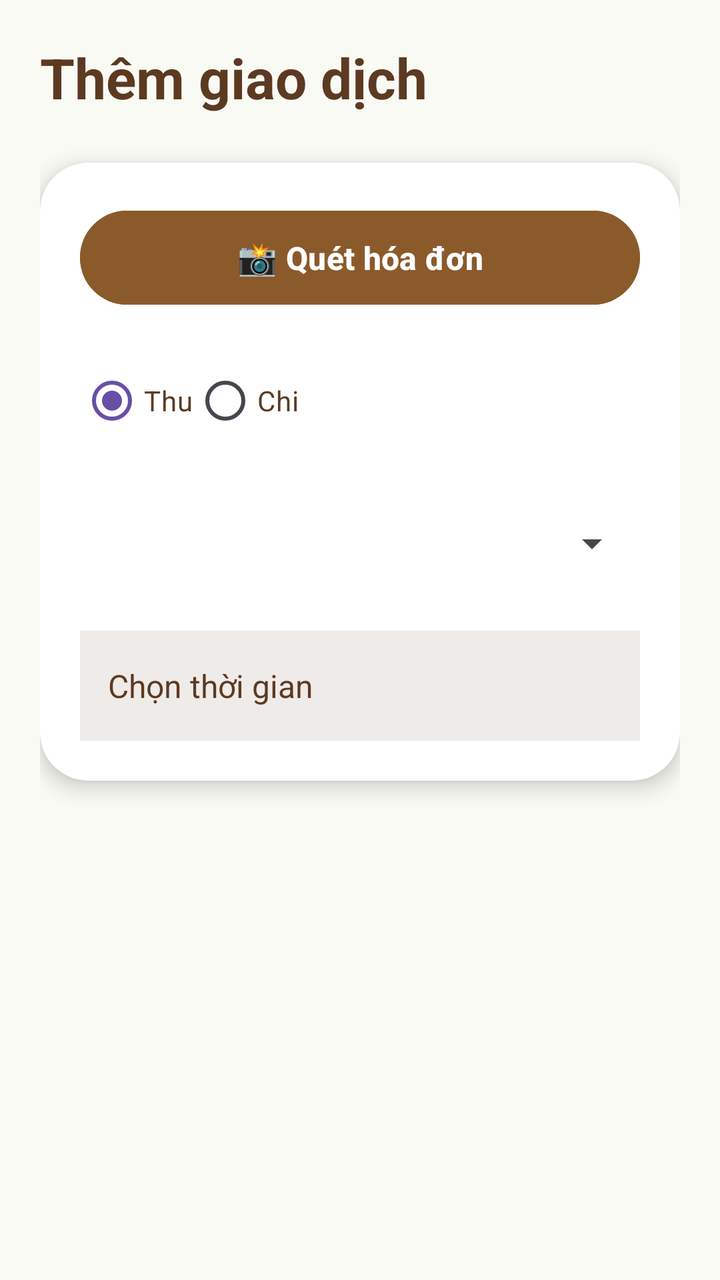
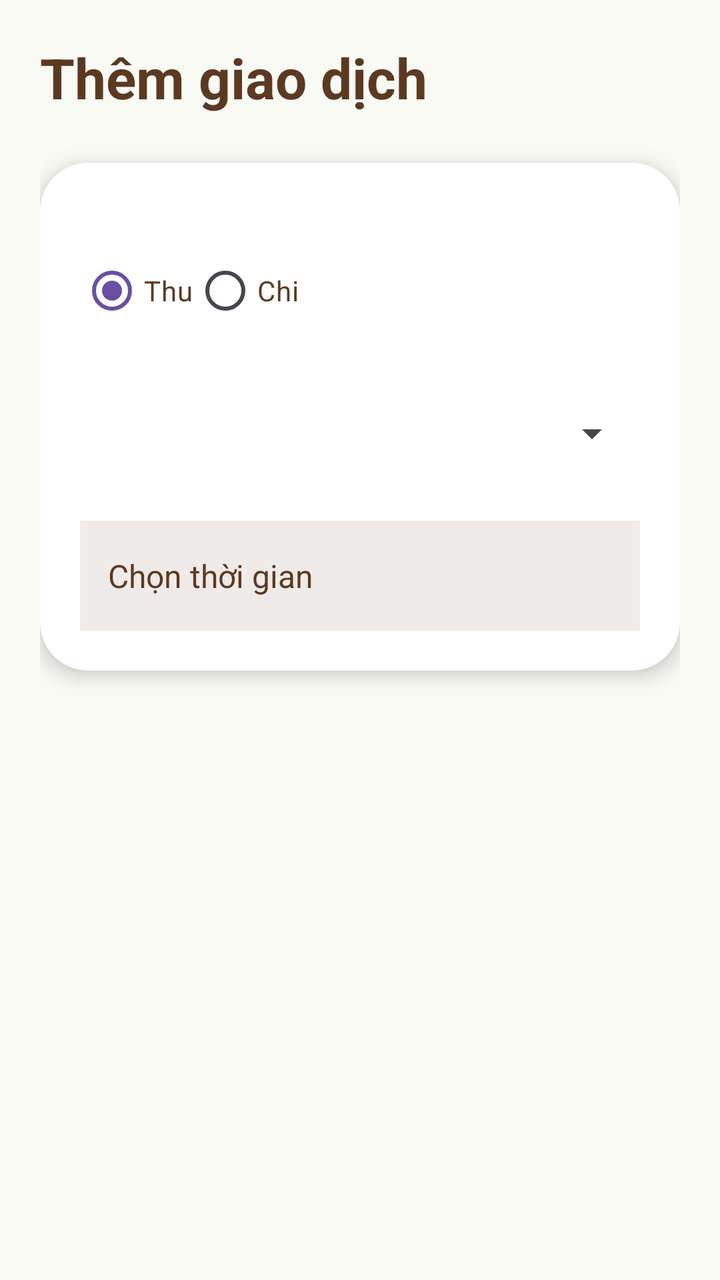

The first picture is an Android layout as it rendered before a commit; the second is the same layout after the commit. The layout source and the unified diff follow.
<!-- AndroidManifest.xml: application theme Theme.MyWallet -->
<!-- res/layout/fragment_add.xml -->
<?xml version="1.0" encoding="utf-8"?>
<androidx.core.widget.NestedScrollView
    xmlns:android="http://schemas.android.com/apk/res/android"
    xmlns:app="http://schemas.android.com/apk/res-auto"
    android:layout_width="match_parent"
    android:layout_height="match_parent"
    android:background="#FAFAFAF5"
    android:padding="20dp"
    android:fillViewport="true">

    <androidx.constraintlayout.widget.ConstraintLayout
        android:layout_width="match_parent"
        android:layout_height="wrap_content">

        <TextView
            android:id="@+id/txtTitle"
            android:layout_width="wrap_content"
            android:layout_height="wrap_content"
            android:text="Thêm giao dịch"
            android:textSize="28sp"
            android:textStyle="bold"
            android:textColor="#5C3A21"
            app:layout_constraintTop_toTopOf="parent"
            app:layout_constraintStart_toStartOf="parent"/>

        <androidx.cardview.widget.CardView
            android:id="@+id/cardForm"
            android:layout_width="0dp"
            android:layout_height="wrap_content"
            android:layout_marginTop="24dp"
            app:cardCornerRadius="24dp"
            app:cardElevation="6dp"
            android:backgroundTint="#FFFFFF"
            app:layout_constraintTop_toBottomOf="@id/txtTitle"
            app:layout_constraintStart_toStartOf="parent"
            app:layout_constraintEnd_toEndOf="parent">

            <LinearLayout
                android:layout_width="match_parent"
                android:layout_height="wrap_content"
                android:orientation="vertical"
                android:padding="20dp">

                <Button
                    android:id="@+id/btnScanInvoice"
                    android:layout_width="match_parent"
                    android:layout_height="55dp"
                    android:backgroundTint="#8B5A2B"
                    android:text="📸 Quét hóa đơn"
                    android:textAllCaps="false"
                    android:textSize="16sp"
                    android:textStyle="bold"
                    android:textColor="#FFFFFF" />

                <ProgressBar
                    android:id="@+id/progressBarScan"
                    style="?android:attr/progressBarStyleHorizontal"
                    android:layout_width="match_parent"
                    android:layout_height="wrap_content"
                    android:layout_marginTop="8dp"
                    android:indeterminate="true"
                    android:visibility="gone" />
                <RadioGroup
                    android:id="@+id/radioType"
                    android:layout_width="wrap_content"
                    android:layout_height="wrap_content"
                    android:layout_marginTop="20dp"
                    android:orientation="horizontal">

                    <RadioButton
                        android:id="@+id/rbIncome"
                        android:layout_width="wrap_content"
                        android:layout_height="wrap_content"
                        android:text="Thu"
                        android:textColor="#5C3A21"
                        android:buttonTint="#8B5A2B"
                        android:checked="true"/>

                    <RadioButton
                        android:id="@+id/rbExpense"
                        android:layout_width="wrap_content"
                        android:layout_height="wrap_content"
                        android:text="Chi"
                        android:textColor="#5C3A21"
                        android:buttonTint="#8B5A2B"/>
                </RadioGroup>

                <Spinner
                    android:id="@+id/spCategory"
                    android:layout_width="match_parent"
                    android:layout_height="55dp"
                    android:layout_marginTop="20dp"/>

                <EditText
                    android:id="@+id/edtNewCategory"
                    android:layout_width="match_parent"
                    android:layout_height="55dp"
                    android:layout_marginTop="16dp"
                    android:hint="Nhập danh mục mới"
                    android:padding="14dp"
                    android:backgroundTint="#A0522D"
                    android:textColor="#5C3A21"
                    android:textColorHint="#8A7E72"
                    android:visibility="gone"/>

                <Button
                    android:id="@+id/btnAddCategory"
                    android:layout_width="match_parent"
                    android:layout_height="55dp"
                    android:layout_marginTop="12dp"
                    android:backgroundTint="#A0522D"
                    android:text="Thêm danh mục"
                    android:textAllCaps="false"
                    android:textSize="16sp"
                    android:textStyle="bold"
                    android:textColor="#FFFFFF"
                    android:visibility="gone"/>

                <EditText
                    android:id="@+id/edtAmount"
                    android:layout_width="match_parent"
                    android:layout_height="55dp"
                    android:layout_marginTop="16dp"
                    android:hint="Nhập số tiền"
                    android:inputType="number"
                    android:padding="14dp"
                    android:backgroundTint="#A0522D"
                    android:textColor="#5C3A21"
                    android:textColorHint="#8A7E72"
                    android:visibility="gone"/>

                <EditText
                    android:id="@+id/edtNote"
                    android:layout_width="match_parent"
                    android:layout_height="55dp"
                    android:layout_marginTop="16dp"
                    android:hint="Ghi chú"
                    android:padding="14dp"
                    android:backgroundTint="#A0522D"
                    android:textColor="#5C3A21"
                    android:textColorHint="#8A7E72"
                    android:visibility="gone"/>

                <TextView
                    android:id="@+id/txtDate"
                    android:layout_width="match_parent"
                    android:layout_height="55dp"
                    android:layout_marginTop="16dp"
                    android:background="#EFEBE9"
                    android:gravity="center_vertical"
                    android:paddingHorizontal="14dp"
                    android:text="Chọn thời gian"
                    android:textColor="#5C3A21"
                    android:textSize="16sp"
                    android:clickable="true"
                    android:focusable="true"
                    android:visibility="visible"/>

                <Button
                    android:id="@+id/btnSave"
                    android:layout_width="match_parent"
                    android:layout_height="55dp"
                    android:layout_marginTop="24dp"
                    android:backgroundTint="#8B5A2B"
                    android:text="Lưu giao dịch"
                    android:textAllCaps="false"
                    android:textSize="17sp"
                    android:textStyle="bold"
                    android:textColor="#FFFFFF"
                    android:visibility="gone"/>

            </LinearLayout>

        </androidx.cardview.widget.CardView>

    </androidx.constraintlayout.widget.ConstraintLayout>
</androidx.core.widget.NestedScrollView>
<!-- resources referenced by this layout -->
<resources>
  <style name="Theme.MyWallet" parent="Base.Theme.MyWallet" />
  <style name="Base.Theme.MyWallet" parent="Theme.Material3.DayNight.NoActionBar">
          
          
      </style>
</resources>

<!-- the commit's change to res/layout/fragment_add.xml (unified diff, before → after) -->
@@ -40,17 +40,6 @@
                 android:layout_height="wrap_content"
                 android:orientation="vertical"
                 android:padding="20dp">
-
-                <Button
-                    android:id="@+id/btnScanInvoice"
-                    android:layout_width="match_parent"
-                    android:layout_height="55dp"
-                    android:backgroundTint="#8B5A2B"
-                    android:text="📸 Quét hóa đơn"
-                    android:textAllCaps="false"
-                    android:textSize="16sp"
-                    android:textStyle="bold"
-                    android:textColor="#FFFFFF" />
 
                 <ProgressBar
                     android:id="@+id/progressBarScan"
